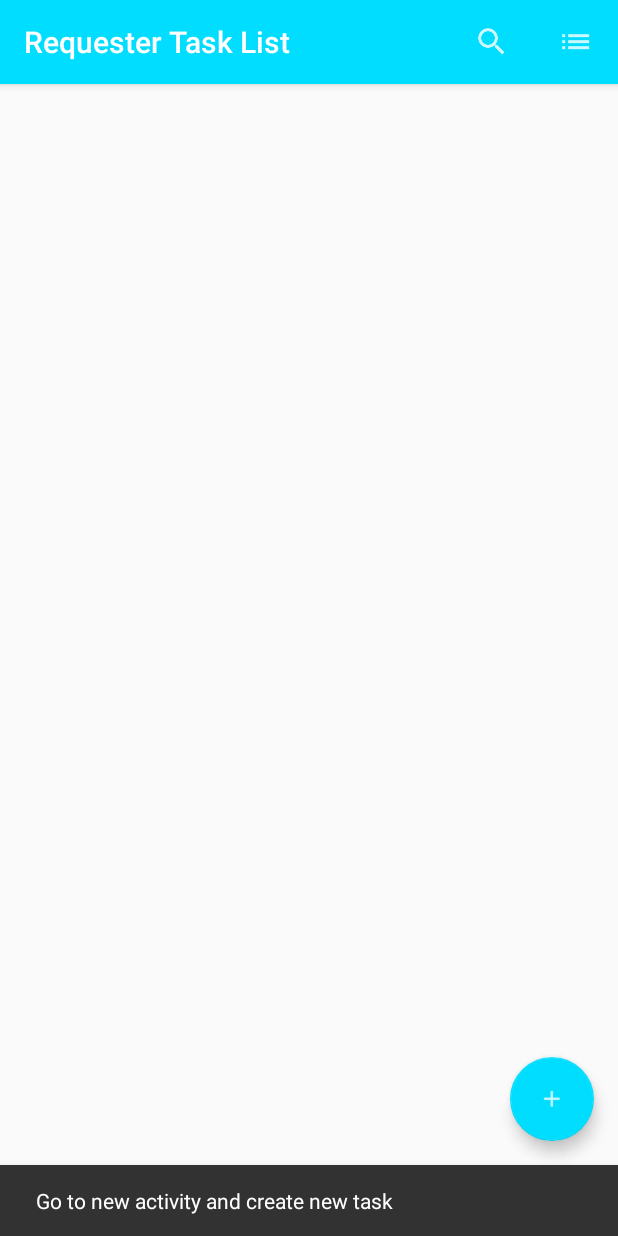
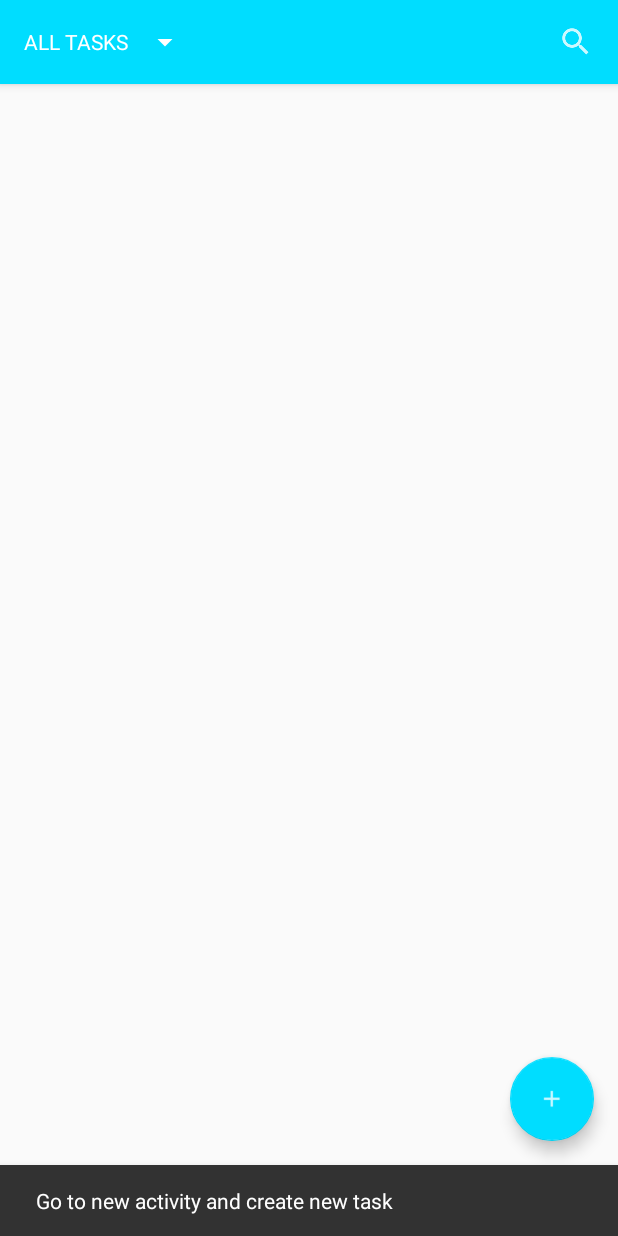
Before and after one commit to sxiuchen/301Team12-, an Android app: the RequesterTaskListActivity screen opened directly, with no data from a screen before it, after a tap on "Collapse", on a phone screen of 412 x 824 dp. Run offline under Robolectric (Android 15) with nearby library versions, the phone set to English and light mode, and no system bars; 3 other taps on this screen came first.

Commit message:
change design of toolBar, now diff from story board

```diff
--- a/app/src/main/java/com/example/dada/listViewRequester/RequesterTaskListActivity.java
+++ b/app/src/main/java/com/example/dada/listViewRequester/RequesterTaskListActivity.java
@@ -9,6 +9,10 @@ import android.view.Menu;
 import android.view.MenuInflater;
 import android.view.MenuItem;
 import android.view.View;
+import android.widget.AdapterView;
+import android.widget.ArrayAdapter;
+import android.widget.Spinner;
+import android.widget.Toast;
 
 import com.example.dada.R;
 
@@ -18,9 +22,35 @@ public class RequesterTaskListActivity extends AppCompatActivity {
     protected void onCreate(Bundle savedInstanceState) {
         super.onCreate(savedInstanceState);
         setContentView(R.layout.activity_requester_task_list);
+
+        //Toolbar
         Toolbar toolbar = (Toolbar) findViewById(R.id.toolbar);
         setSupportActionBar(toolbar);
 
+        //Spinner
+        final Spinner RLspinner = (Spinner) findViewById(R.id.filter_button);
+        ArrayAdapter<String> filterAdapter = new ArrayAdapter<String>(RequesterTaskListActivity.this,
+                R.layout.custom_spinner_item,
+                getResources().getStringArray(R.array.filterOption));
+        filterAdapter.setDropDownViewResource(android.R.layout.simple_spinner_dropdown_item);
+        RLspinner.setAdapter(filterAdapter);
+
+        RLspinner.setOnItemSelectedListener(new AdapterView.OnItemSelectedListener() {
+            @Override
+            public void onItemSelected(AdapterView<?> parent, View view, int position, long id) {
+                Toast.makeText(RequesterTaskListActivity.this,
+                        RLspinner.getSelectedItem().toString(),
+                        Toast.LENGTH_SHORT)
+                        .show();
+            }
+
+            @Override
+            public void onNothingSelected(AdapterView<?> parent) {
+
+            }
+        });
+
+        //add
         FloatingActionButton fab = (FloatingActionButton) findViewById(R.id.fab);
         fab.setOnClickListener(new View.OnClickListener() {
             @Override
@@ -47,9 +77,6 @@ public class RequesterTaskListActivity extends AppCompatActivity {
                 //
                 return true;
 
-            case R.id.menu_button:
-                //
-                return true;
         }
         return super.onOptionsItemSelected(item);
     }
--- a/app/src/main/res/layout/activity_requester_task_list.xml
+++ b/app/src/main/res/layout/activity_requester_task_list.xml
@@ -17,7 +17,18 @@
             android:layout_width="match_parent"
             android:layout_height="match_parent"
             android:background="@android:color/holo_blue_bright"
-            app:popupTheme="@style/PopupOverlay" />
+            app:theme="@style/ThemeOverlay.AppCompat.Dark.ActionBar">
+
+            <Spinner
+                android:id="@+id/filter_button"
+                android:layout_width="wrap_content"
+                android:layout_height="wrap_content"
+                android:layout_below="@+id/toolbar"
+                android:layout_alignLeft="@+id/toolbar"
+                android:layout_alignStart="@+id/toolbar"
+                app:popupTheme="@style/ThemeOverlay.AppCompat.Light"/>
+
+        </android.support.v7.widget.Toolbar>
 
 
     </android.support.design.widget.AppBarLayout>
--- /dev/null
+++ b/app/src/main/res/layout/custom_spinner_item.xml
@@ -0,0 +1,6 @@
+<?xml version="1.0" encoding="utf-8"?>
+<TextView xmlns:android="http://schemas.android.com/apk/res/android"
+    android:layout_width="match_parent" android:layout_height="match_parent"
+    android:textColor="@android:color/white">
+
+</TextView>
--- a/app/src/main/res/menu/listview_menu.xml
+++ b/app/src/main/res/menu/listview_menu.xml
@@ -7,13 +7,15 @@
         android:icon="@drawable/ic_search"
         app:showAsAction="ifRoom|collapseActionView"
         app:actionViewClass="android.support.v7.widget.SearchView"
+        app:popupTheme="@style/ThemeOverlay.AppCompat.Light"
         />
-    <item
-        android:id="@+id/menu_button"
-        android:title="menu"
-        android:icon="@drawable/ic_filter"
-        app:showAsAction="ifRoom"
-        />
+    <!--<item-->
+        <!--android:id="@+id/menu_button"-->
+        <!--android:title="menu"-->
+        <!--android:icon="@drawable/ic_filter"-->
+        <!--app:showAsAction="ifRoom"-->
+        <!--app:actionViewClass="android.widget.Spinner"-->
+        <!--/>-->
 
 
 </menu>
--- a/app/src/main/res/values/strings.xml
+++ b/app/src/main/res/values/strings.xml
@@ -1,6 +1,15 @@
 <resources>
     <string name="app_name">Dada</string>
     <string name="title_activity_test_request_list">test_requestList</string>
-    <string name="title_activity_requester_task_list">Requester Task List</string>
+    <string name="title_activity_requester_task_list"></string>
     <string name="title_activity_rlist_test">RListTestActivity</string>
+
+    <string-array name="filterOption">
+        <item>ALL TASKS</item>
+        <item>ASSIGNED</item>
+        <item>BIDDED</item>
+        <item>DONE</item>
+        <item>MY TASKS</item>
+        <item>PROFILE</item>
+    </string-array>
 </resources>
```
